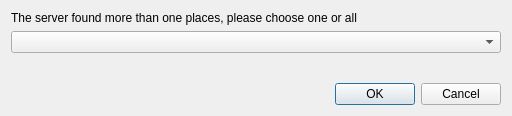
Above: gui/ui/Ui_PlaceSelection.ui from pyarchinit/pyarchinit before the change. Below: the same form after it.
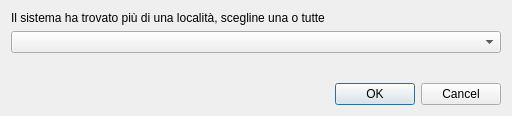
That is the form after the change.

The edit to the form file:
```diff
--- a/gui/ui/Ui_PlaceSelection.ui
+++ b/gui/ui/Ui_PlaceSelection.ui
@@ -19,7 +19,7 @@
      <item>
       <widget class="QLabel" name="label">
        <property name="text">
-        <string>The server found more than one places, please choose one or all</string>
+        <string>Il sistema ha trovato più di una località, scegline una o tutte</string>
        </property>
       </widget>
      </item>
```
